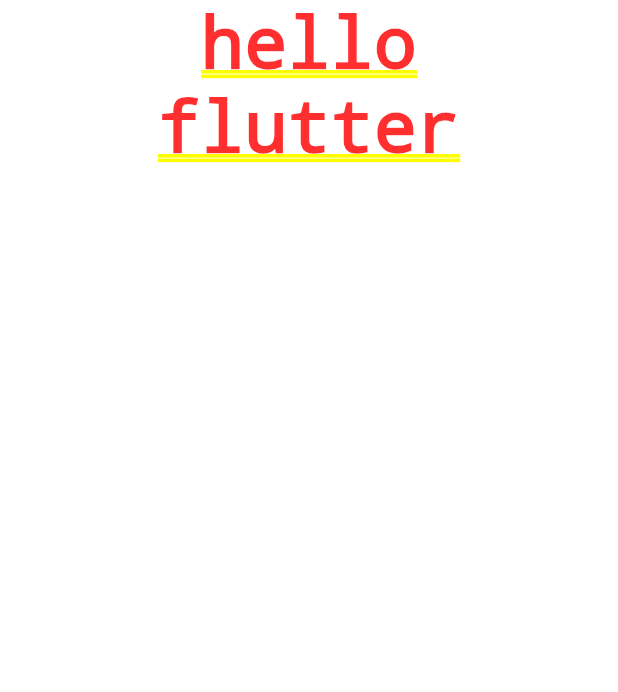
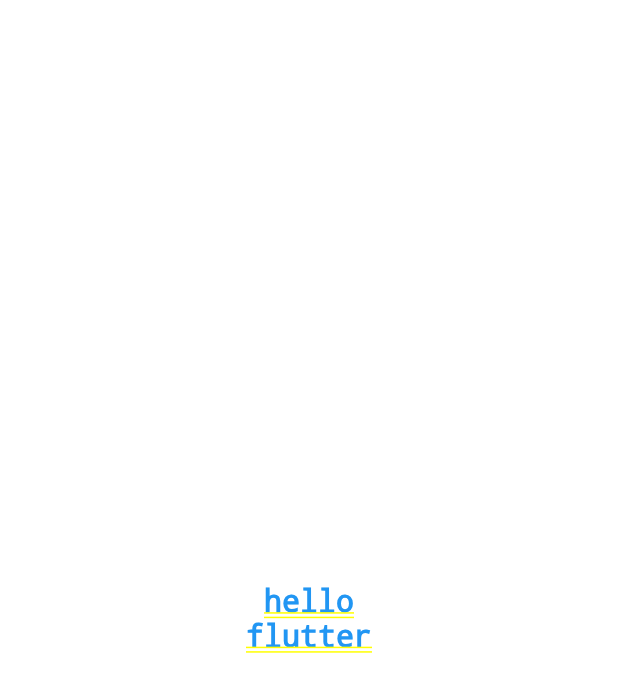
Before and after one commit to K1A2/first_flutter_app, a Flutter app: the screen it shows after launch, on a phone screen of 412 x 824 dp. Shown: the top 692 px of the screen. Run offline on Flutter 3.47's test engine with Material 2 defaults, Android fonts, the phone set to English and light mode, and no system bars.

Commit message:
텍스트 style, size, align 조절하기

```diff
--- a/lib/main.dart
+++ b/lib/main.dart
@@ -22,7 +22,16 @@ class MyApp extends StatelessWidget {
         // is not restarted.
         primarySwatch: Colors.blue,
       ),
-      home: Text('hello\nflutter', textAlign: TextAlign.center,)
+      home: Container(
+        color: Colors.white,
+        child: Center(
+          child: Text(
+            'hello\nflutter',
+            textAlign: TextAlign.center,
+            style: TextStyle(color: Colors.blue, fontSize: 20),
+          ),
+        ),
+      )
     );
   }
 }
```
